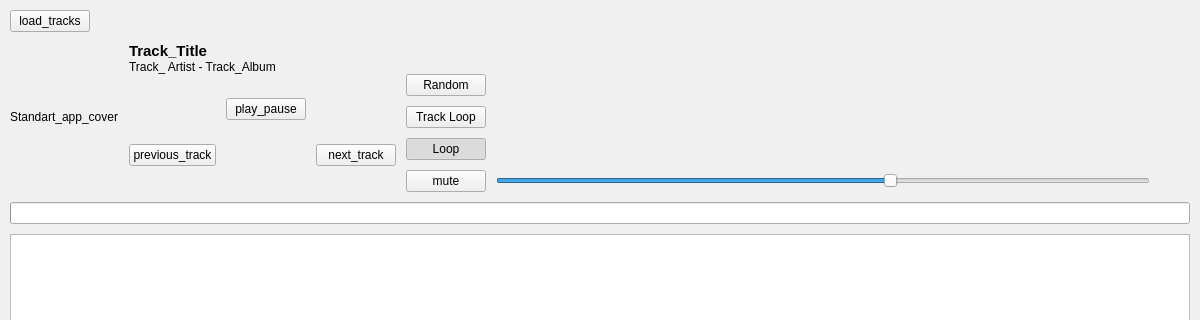
Old version of the form mainwindow.ui in the repository lottery7/MelTake; both pictures show x 0 to 1200 and y 0 to 320 of the 1200 by 800 pixel window.
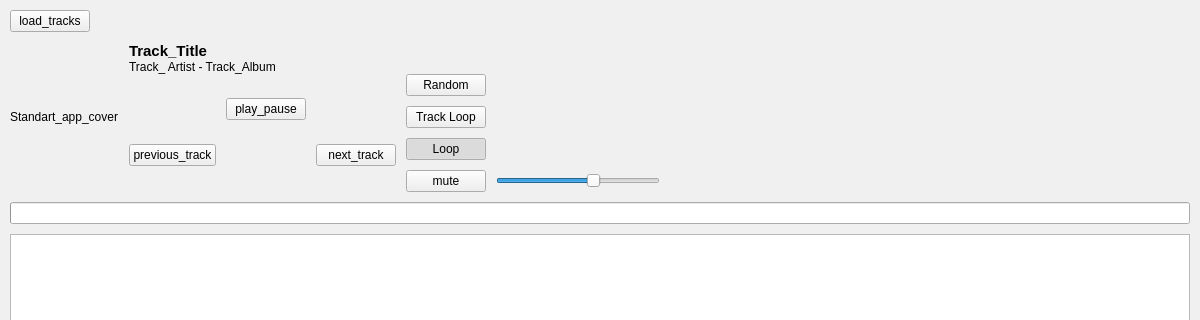
New version of the form.

```diff
--- a/mainwindow.ui
+++ b/mainwindow.ui
@@ -142,6 +142,9 @@
           <property name="spacing">
            <number>10</number>
           </property>
+          <property name="sizeConstraint">
+           <enum>QLayout::SetMinimumSize</enum>
+          </property>
           <item>
            <layout class="QGridLayout" name="play_panel">
             <property name="sizeConstraint">
@@ -194,6 +197,9 @@
           </item>
           <item>
            <layout class="QGridLayout" name="gridLayout">
+            <property name="sizeConstraint">
+             <enum>QLayout::SetMinimumSize</enum>
+            </property>
             <item row="0" column="0">
              <widget class="QPushButton" name="random_mode_button">
               <property name="text">
@@ -259,7 +265,7 @@
          <enum>Qt::Horizontal</enum>
         </property>
         <property name="sizeType">
-         <enum>QSizePolicy::Maximum</enum>
+         <enum>QSizePolicy::Expanding</enum>
         </property>
         <property name="sizeHint" stdset="0">
          <size>
```
Left out of the diff: 6 changed lines with no effect on the pictures.
